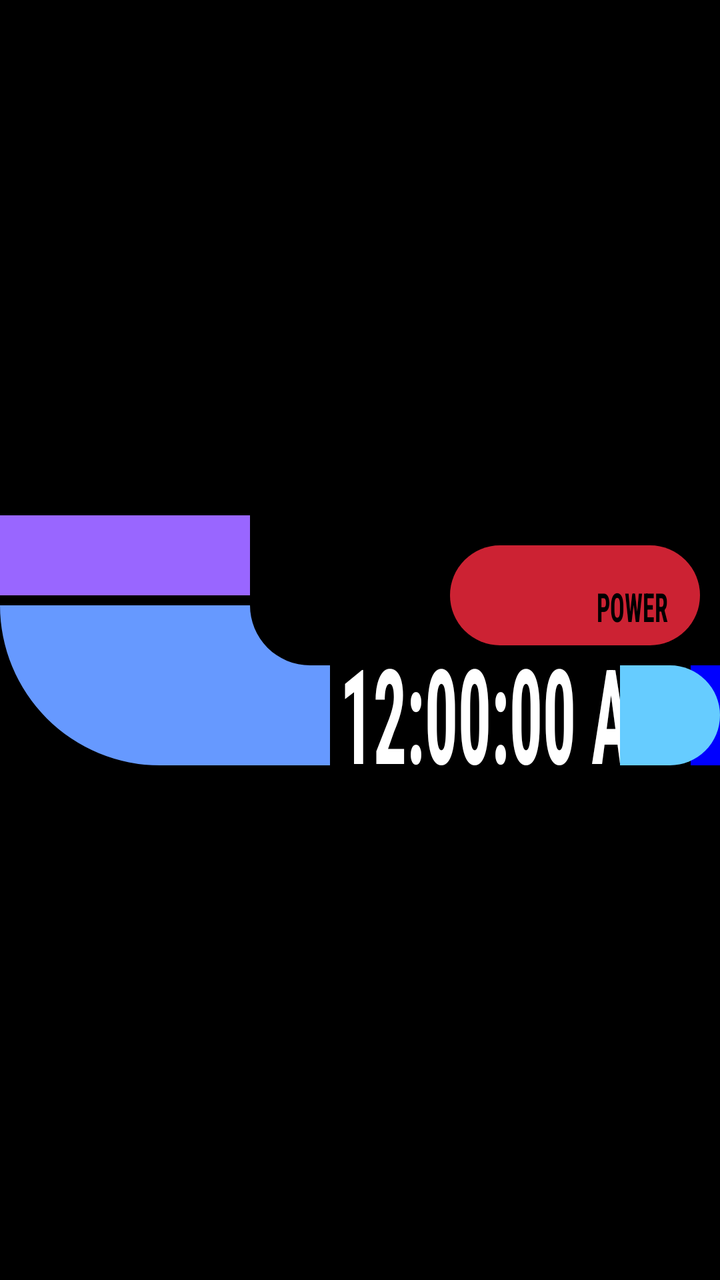
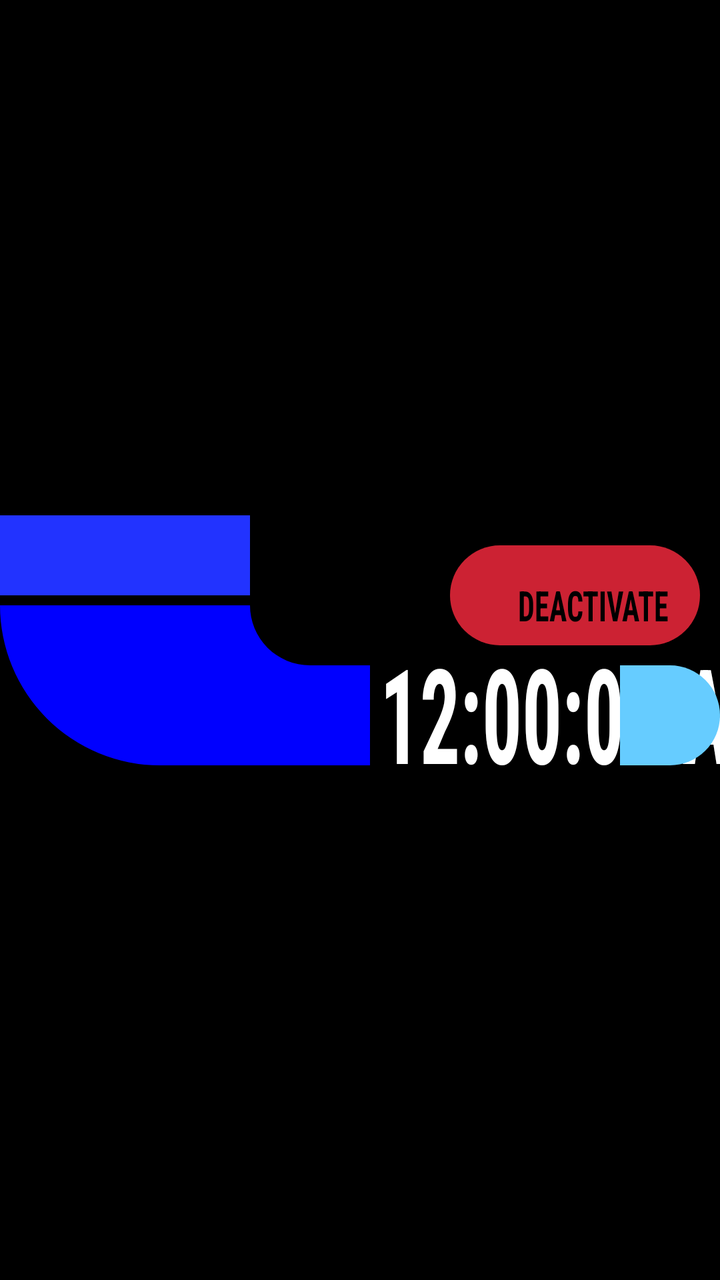

An Android layout rendered at two revisions. The XML below is the earlier revision; the diff shows what the commit changed to produce the second picture.
<!-- AndroidManifest.xml: application theme Theme.LCARSMusic -->
<!-- res/layout/layout_title_bar.xml -->
<?xml version="1.0" encoding="utf-8"?>
<androidx.constraintlayout.widget.ConstraintLayout xmlns:android="http://schemas.android.com/apk/res/android"
    xmlns:app="http://schemas.android.com/apk/res-auto"
    android:layout_width="match_parent"
    android:layout_height="match_parent"
    android:background="#000000">

    <View
        android:id="@+id/y_bar"
        android:layout_width="125dp"
        android:layout_height="40dp"
        android:layout_marginBottom="5dp"
        android:background="#9966FF"
        app:layout_constraintStart_toStartOf="parent"
        app:layout_constraintTop_toTopOf="parent"
        app:layout_constraintBottom_toTopOf="@+id/l_shape"
        app:layout_constraintVertical_chainStyle="packed" />

    <ImageView
        android:id="@+id/l_shape"
        android:layout_width="165dp"
        android:layout_height="80dp"
        android:src="@drawable/ic_l_shape"
        app:layout_constraintStart_toStartOf="parent"
        app:layout_constraintTop_toBottomOf="@+id/y_bar"
        app:layout_constraintBottom_toBottomOf="parent" />

    <TextClock
        android:id="@+id/tc_time"
        android:layout_width="wrap_content"
        android:layout_height="62sp"
        android:layout_marginStart="5dp"
        android:format12Hour="hh:mm:ss aa"
        android:textColor="#FFFFFF"
        android:textSize="66sp"
        android:textStyle="bold"
        android:fontFamily="sans-serif-condensed"
        android:textScaleX="0.5"
        android:textAllCaps="true"
        android:includeFontPadding="false"
        android:gravity="fill_vertical"
        app:layout_constraintStart_toEndOf="@+id/l_shape"
        app:layout_constraintBottom_toBottomOf="@+id/x_bar" />

    <View
        android:id="@+id/x_bar"
        android:layout_width="0dp"
        android:layout_height="50dp"
        android:layout_marginStart="5dp"
        android:background="#0000FF"
        app:layout_constraintWidth_min="50dp"
        app:layout_constraintHorizontal_weight="1"
        app:layout_constraintStart_toEndOf="@+id/tc_time"
        app:layout_constraintEnd_toStartOf="@+id/tv_view_title"
        app:layout_constraintBottom_toBottomOf="@+id/l_shape" />

    <TextView
        android:id="@+id/tv_view_title"
        android:layout_width="wrap_content"
        android:layout_height="62dp"
        android:layout_marginStart="5dp"
        android:paddingTop="-50dp"
        android:text="VIEW TITLE"
        android:textColor="#FFFFFF"
        android:textSize="66sp"
        android:textStyle="bold"
        android:fontFamily="sans-serif-condensed"
        android:textAllCaps="true"
        android:singleLine="true"
        android:ellipsize="end"
        android:textScaleX="0.5"
        android:includeFontPadding="false"
        android:gravity="fill_vertical"
        app:layout_constrainedWidth="true"
        app:layout_constraintStart_toEndOf="@+id/x_bar"
        app:layout_constraintEnd_toStartOf="@+id/tombstone"
        app:layout_constraintBottom_toBottomOf="@+id/x_bar" />

    <View
        android:id="@+id/tombstone"
        android:layout_width="50dp"
        android:layout_height="50dp"
        android:layout_marginStart="5dp"
        android:backgroundTint="#66CCFF"
        android:background="@drawable/bttn_tombstone_right"
        app:layout_constraintStart_toEndOf="@+id/tv_view_title"
        app:layout_constraintEnd_toEndOf="parent"
        app:layout_constraintBottom_toBottomOf="@+id/l_shape" />

    <androidx.appcompat.widget.AppCompatButton
        android:id="@+id/btn_power"
        android:layout_width="125dp"
        android:layout_height="50dp"
        android:layout_marginEnd="10dp"
        android:layout_marginBottom="10dp"
        android:background="@drawable/bg_lcars_pill_button"
        android:backgroundTint="#CC2233"
        android:stateListAnimator="@null"
        android:text="POWER"
        android:textColor="#000000"
        android:textSize="20sp"
        android:textScaleX="0.6"
        android:textStyle="bold"
        android:fontFamily="sans-serif-condensed"
        android:gravity="bottom|end"
        android:paddingEnd="16dp"
        android:paddingBottom="6dp"
        app:layout_constraintEnd_toEndOf="parent"
        app:layout_constraintBottom_toTopOf="@+id/tombstone" />

</androidx.constraintlayout.widget.ConstraintLayout>
<!-- resources referenced by this layout -->
<resources>
  <!-- drawable bg_lcars_pill_button (drawable) -->
  <?xml version="1.0" encoding="utf-8"?>
  <shape xmlns:android="http://schemas.android.com/apk/res/android"
      android:shape="rectangle">
      <corners android:radius="50dp" />
  </shape>
  <!-- drawable bttn_tombstone_right (drawable) -->
  <?xml version="1.0" encoding="utf-8"?>
  <shape xmlns:android="http://schemas.android.com/apk/res/android"
      android:shape="rectangle">
      <solid android:color="#FFFFFF" />
      <corners
          android:topLeftRadius="0dp"
          android:bottomLeftRadius="0dp"
          android:topRightRadius="999dp"
          android:bottomRightRadius="999dp" />
  </shape>
  <!-- drawable ic_l_shape (drawable) -->
  <?xml version="1.0" encoding="utf-8"?>
  <vector xmlns:android="http://schemas.android.com/apk/res/android"
      android:width="165dp"
      android:height="80dp"
      android:viewportWidth="165"
      android:viewportHeight="80">
  
      
      <path
          android:fillColor="#6699FF"
          android:pathData="M 0,0 L 125,0 A 30,30 0 0,0 155,30 L 165,30 L 165,80 L 80,80 A 80,80 0 0,1 0,0 Z" />
  </vector>
  <style name="Theme.LCARSMusic" parent="Theme.MaterialComponents.DayNight.NoActionBar">
          
          <item name="colorPrimary">@color/purple_500</item>
          <item name="colorPrimaryVariant">@color/purple_700</item>
          <item name="colorOnPrimary">@color/white</item>
          
          <item name="colorSecondary">@color/teal_200</item>
          <item name="colorSecondaryVariant">@color/teal_700</item>
          <item name="colorOnSecondary">@color/black</item>
          
          <item name="android:statusBarColor">?attr/colorPrimaryVariant</item>
          
      </style>
  <color name="purple_500">#FF6200EE</color>
  <color name="purple_700">#FF3700B3</color>
  <color name="white">#FFFFFFFF</color>
  <color name="teal_200">#FF03DAC5</color>
  <color name="teal_700">#FF018786</color>
  <color name="black">#FF000000</color>
</resources>

<!-- the commit's change to res/layout/layout_title_bar.xml (unified diff, before → after) -->
@@ -10,7 +10,7 @@
         android:layout_width="125dp"
         android:layout_height="40dp"
         android:layout_marginBottom="5dp"
-        android:background="#9966FF"
+        android:background="@color/lcars_nemesis_midnight"
         app:layout_constraintStart_toStartOf="parent"
         app:layout_constraintTop_toTopOf="parent"
         app:layout_constraintBottom_toTopOf="@+id/l_shape"
@@ -25,29 +25,38 @@
         app:layout_constraintTop_toBottomOf="@+id/y_bar"
         app:layout_constraintBottom_toBottomOf="parent" />
 
+    <View
+        android:id="@+id/x_bar_initial"
+        android:layout_width="20dp"
+        android:layout_height="50dp"
+        android:background="#0000FF"
+        app:layout_constraintBottom_toBottomOf="@+id/l_shape"
+        app:layout_constraintHorizontal_weight="1"
+        app:layout_constraintStart_toEndOf="@+id/l_shape" />
+
     <TextClock
         android:id="@+id/tc_time"
         android:layout_width="wrap_content"
         android:layout_height="62sp"
-        android:layout_marginStart="5dp"
+        android:fontFamily="sans-serif-condensed"
         android:format12Hour="hh:mm:ss aa"
+        android:gravity="fill_vertical"
+        android:includeFontPadding="false"
+        android:textAllCaps="true"
         android:textColor="#FFFFFF"
+        android:textScaleX="0.6"
         android:textSize="66sp"
         android:textStyle="bold"
-        android:fontFamily="sans-serif-condensed"
-        android:textScaleX="0.5"
-        android:textAllCaps="true"
-        android:includeFontPadding="false"
-        android:gravity="fill_vertical"
-        app:layout_constraintStart_toEndOf="@+id/l_shape"
-        app:layout_constraintBottom_toBottomOf="@+id/x_bar" />
+        app:layout_constraintBottom_toBottomOf="@+id/x_bar"
+        app:layout_constraintStart_toEndOf="@+id/x_bar_initial"
+        android:layout_marginStart="5dp"/>
 
     <View
         android:id="@+id/x_bar"
         android:layout_width="0dp"
         android:layout_height="50dp"
         android:layout_marginStart="5dp"
-        android:background="#0000FF"
+        android:background="@color/lcars_nemesis_midnight"
         app:layout_constraintWidth_min="50dp"
         app:layout_constraintHorizontal_weight="1"
         app:layout_constraintStart_toEndOf="@+id/tc_time"
@@ -68,7 +77,7 @@
         android:textAllCaps="true"
         android:singleLine="true"
         android:ellipsize="end"
-        android:textScaleX="0.5"
+        android:textScaleX="0.6"
         android:includeFontPadding="false"
         android:gravity="fill_vertical"
         app:layout_constrainedWidth="true"
@@ -96,10 +105,10 @@
         android:background="@drawable/bg_lcars_pill_button"
         android:backgroundTint="#CC2233"
         android:stateListAnimator="@null"
-        android:text="POWER"
+        android:text="DEACTIVATE"
         android:textColor="#000000"
-        android:textSize="20sp"
-        android:textScaleX="0.6"
+        android:textSize="21sp"
+        android:textScaleX="0.7"
         android:textStyle="bold"
         android:fontFamily="sans-serif-condensed"
         android:gravity="bottom|end"
<!-- resource entries referenced after the edit -->
@@ -1,5 +1,6 @@
 <!-- resources referenced by this layout -->
 <resources>
+  <color name="lcars_nemesis_midnight">#2233ff</color>
   <!-- drawable bg_lcars_pill_button (drawable) -->
   <?xml version="1.0" encoding="utf-8"?>
   <shape xmlns:android="http://schemas.android.com/apk/res/android"
@@ -27,7 +28,7 @@
   
       
       <path
-          android:fillColor="#6699FF"
+          android:fillColor="#0000FF"
           android:pathData="M 0,0 L 125,0 A 30,30 0 0,0 155,30 L 165,30 L 165,80 L 80,80 A 80,80 0 0,1 0,0 Z" />
   </vector>
   <style name="Theme.LCARSMusic" parent="Theme.MaterialComponents.DayNight.NoActionBar">
